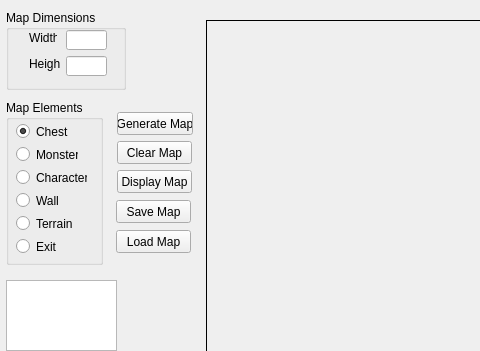
Above: MapGenerator/mapgenerator.ui from TeamQuadForce/Comp345RPG before the change; both pictures show x 0 to 480 and y 0 to 351 of the 661 by 452 pixel window. Below: the same form after it.
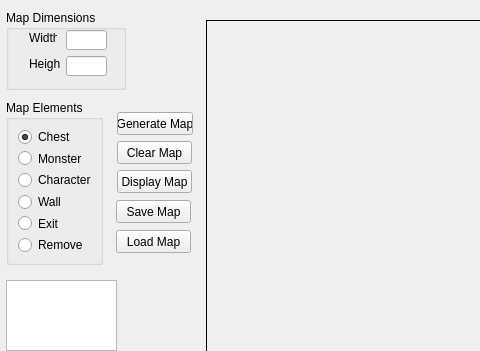
That is the form after the change.

Commit message: Added dungeon code, with mapgenerator still working... hopefully

The edit to the form file:
```diff
--- a/MapGenerator/mapgenerator.ui
+++ b/MapGenerator/mapgenerator.ui
@@ -25,15 +25,9 @@
    <property name="title">
     <string>Map Elements</string>
    </property>
+   <layout class="QFormLayout" name="formLayout">
+    <item row="0" column="0">
    <widget class="QRadioButton" name="chestButton">
-    <property name="geometry">
-     <rect>
-      <x>10</x>
-      <y>23</y>
-      <width>65</width>
-      <height>17</height>
-     </rect>
-    </property>
     <property name="text">
      <string>Chest</string>
     </property>
@@ -44,15 +38,9 @@
      <string>mapElementsButtonGroup</string>
     </attribute>
    </widget>
+    </item>
+    <item row="1" column="0">
    <widget class="QRadioButton" name="monsterButton">
-    <property name="geometry">
-     <rect>
-      <x>10</x>
-      <y>46</y>
-      <width>62</width>
-      <height>17</height>
-     </rect>
-    </property>
     <property name="text">
      <string>Monster</string>
     </property>
@@ -60,15 +48,9 @@
      <string>mapElementsButtonGroup</string>
     </attribute>
    </widget>
+    </item>
+    <item row="2" column="0">
    <widget class="QRadioButton" name="characterButton">
-    <property name="geometry">
-     <rect>
-      <x>10</x>
-      <y>69</y>
-      <width>71</width>
-      <height>17</height>
-     </rect>
-    </property>
     <property name="text">
      <string>Character</string>
     </property>
@@ -76,15 +58,9 @@
      <string>mapElementsButtonGroup</string>
     </attribute>
    </widget>
+    </item>
+    <item row="3" column="0">
    <widget class="QRadioButton" name="wallButton">
-    <property name="geometry">
-     <rect>
-      <x>10</x>
-      <y>92</y>
-      <width>43</width>
-      <height>17</height>
-     </rect>
-    </property>
     <property name="text">
      <string>Wall</string>
     </property>
@@ -92,31 +68,9 @@
      <string>mapElementsButtonGroup</string>
     </attribute>
    </widget>
-   <widget class="QRadioButton" name="terrainButton">
-    <property name="geometry">
-     <rect>
-      <x>10</x>
-      <y>115</y>
-      <width>56</width>
-      <height>17</height>
-     </rect>
-    </property>
-    <property name="text">
-     <string>Terrain</string>
-    </property>
-    <attribute name="buttonGroup">
-     <string>mapElementsButtonGroup</string>
-    </attribute>
-   </widget>
+    </item>
+    <item row="4" column="0">
    <widget class="QRadioButton" name="exitButton">
-    <property name="geometry">
-     <rect>
-      <x>10</x>
-      <y>138</y>
-      <width>41</width>
-      <height>17</height>
-     </rect>
-    </property>
     <property name="text">
      <string>Exit</string>
     </property>
@@ -124,6 +78,18 @@
      <string>mapElementsButtonGroup</string>
     </attribute>
    </widget>
+    </item>
+    <item row="5" column="0">
+     <widget class="QRadioButton" name="removeButton">
+      <property name="text">
+       <string>Remove</string>
+      </property>
+      <attribute name="buttonGroup">
+       <string>mapElementsButtonGroup</string>
+      </attribute>
+     </widget>
+    </item>
+   </layout>
   </widget>
   <widget class="QPushButton" name="saveMapButton">
    <property name="geometry">
```
Lines whose indentation alone changed are shown as unchanged. The commit also changes 15 other files.
